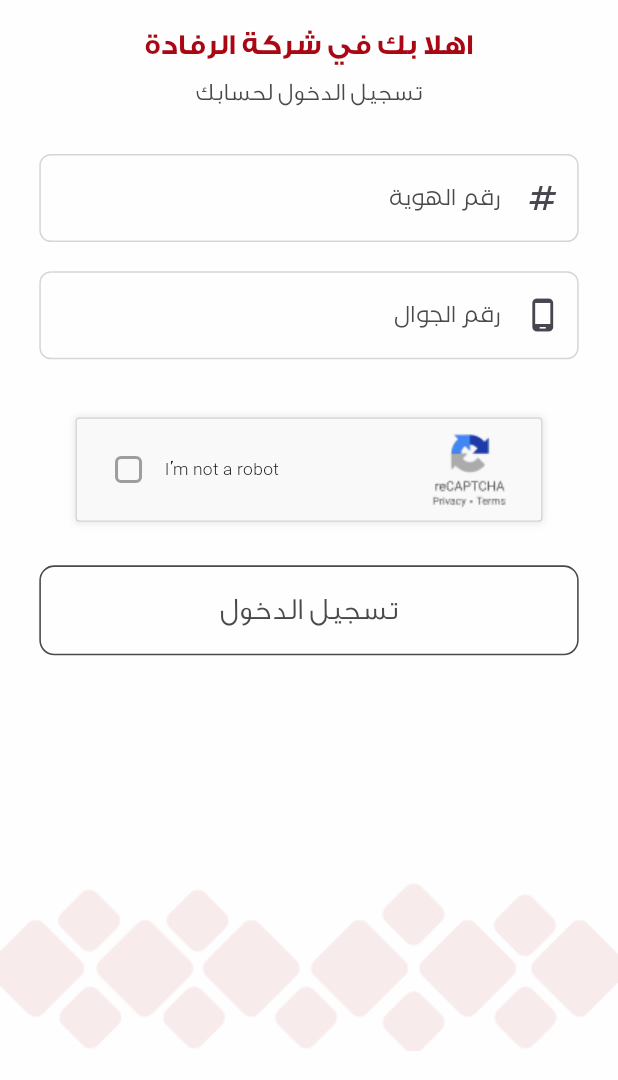
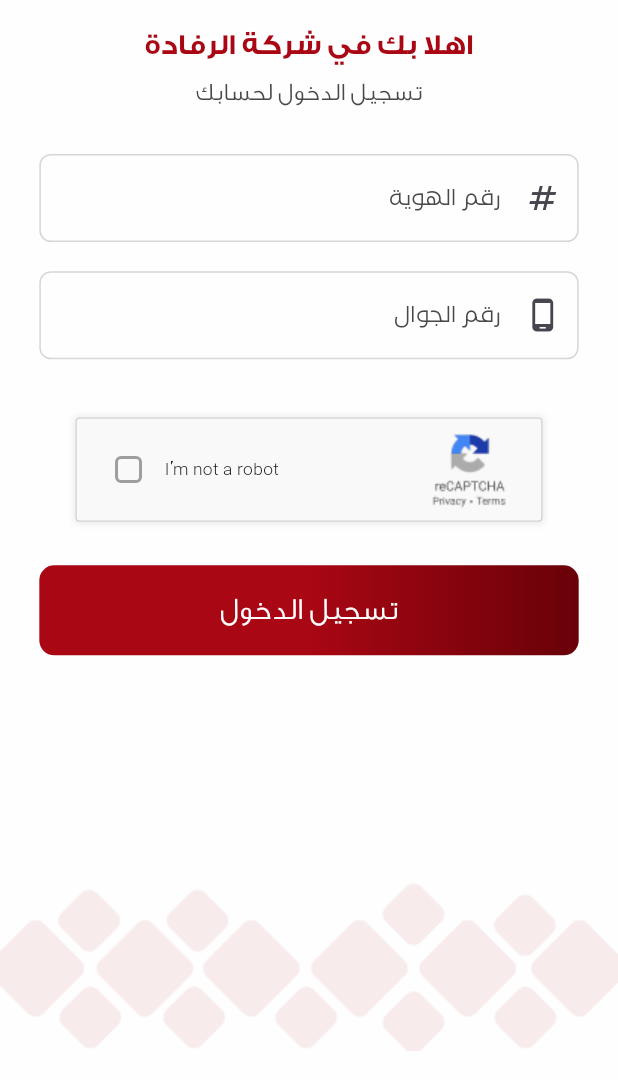
Before and after one commit to AhmadMahdaly/AL-Refadah_App, a Flutter app: the screen it shows after launch, on a phone screen of 412 x 824 dp, the part 156-1236 px from its top. Run offline on Flutter 3.47's test engine with Material 3 defaults, Android fonts, the phone set to English and light mode, and no system bars; drawn by our look-alikes of modal_progress_hud_nsn; our stand-ins replace easy_localization, flutter_dotenv, flutter_screenutil; missing offline and left inert: flutter_verification_code.

Commit message:
Refactor CustomButton to simplify active state handling and maintain consistent styling

```diff
--- a/lib/utils/components/custom_button.dart
+++ b/lib/utils/components/custom_button.dart
@@ -17,8 +17,7 @@ class CustomButton extends StatelessWidget {
   final int padding;
   @override
   Widget build(BuildContext context) {
-    return isActive
-        ? InkWell(
+    return InkWell(
       onTap: onTap,
       child: Container(
         margin: EdgeInsets.symmetric(horizontal: padding.w),
@@ -45,31 +44,6 @@ class CustomButton extends StatelessWidget {
           ),
         ),
       ),
-        )
-        : InkWell(
-          onTap: onTap,
-          child: Container(
-            margin: EdgeInsets.symmetric(horizontal: padding.w),
-            alignment: Alignment.center,
-            width: double.infinity,
-            height: 62.h,
-            decoration: ShapeDecoration(
-              color: kScaffoldBackgroundColor,
-              shape: RoundedRectangleBorder(
-                side: BorderSide(color: kTextColor, width: 1.w),
-                borderRadius: BorderRadius.circular(10),
-              ),
-            ),
-            child: Text(
-              text,
-              style: TextStyle(
-                color: kTextColor,
-                fontSize: 21.sp,
-                fontWeight: FontWeight.w300,
-                height: 1.35.h,
-              ),
-            ),
-          ),
     );
   }
 }
```
Lines whose indentation alone changed are shown as unchanged.
